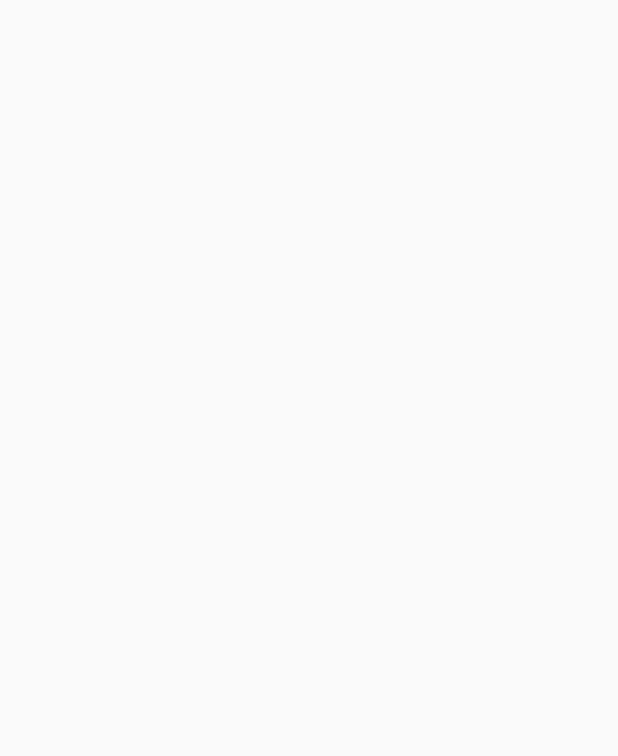
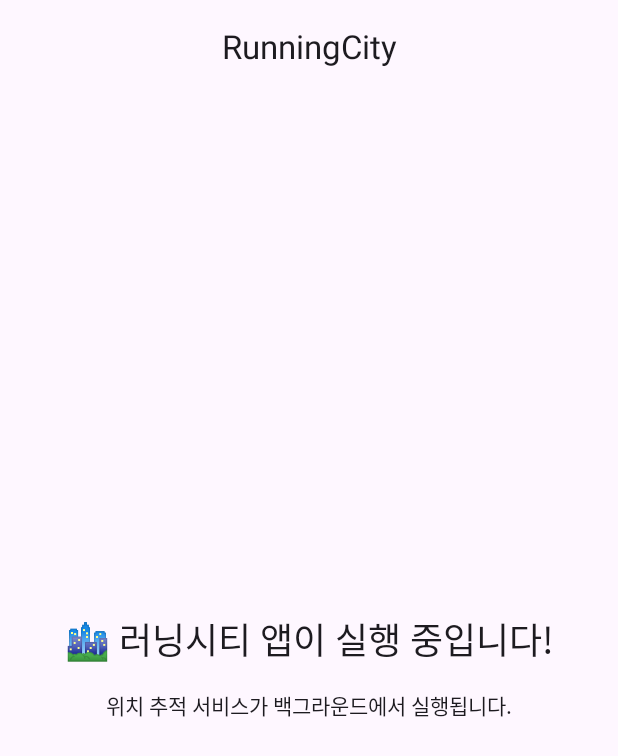
Before and after one commit to jihoo1018/runningcity, an Android app built with Jetpack Compose: the screen it shows after launch (MainActivity), on a phone screen of 412 x 824 dp. Before the commit the part shown is empty. Shown: the top 756 px of the screen. Run offline under Robolectric (Android 15) with nearby library versions, the phone set to English and light mode, and no system bars.

Commit message:
-Fix: GPS 송신 앱 설정관련 수정(빌드 실패 수정) - 작업중(S13P31A405-101)

```diff
--- a/android/app/src/main/java/com/runningcity/network/NetworkModule.kt
+++ b/android/app/src/main/java/com/runningcity/network/NetworkModule.kt
@@ -13,7 +13,7 @@
 object NetworkModule {
 
     // TODO: ngrok URL은 매번 새로 켤 때 갱신 필요
-    private const val BASE_URL = "https://castiel-propraetorial-hadlee.ngrok-free.dev"
+    private const val BASE_URL = "https://nonconjunctive-cami-outdoor.ngrok-free.dev"
 
     // OkHttpClient: 타임아웃 및 기본 설정
     private val okHttpClient = OkHttpClient.Builder()
--- a/android/app/src/main/java/com/runningcity/ui/MainActivity.kt
+++ b/android/app/src/main/java/com/runningcity/ui/MainActivity.kt
@@ -2,44 +2,71 @@
 
 import android.Manifest
 import android.content.Intent
+import android.os.Build
 import android.os.Bundle
 import androidx.activity.ComponentActivity
+import androidx.activity.compose.setContent
 import androidx.activity.result.contract.ActivityResultContracts
+import androidx.compose.foundation.layout.*
+import androidx.compose.material3.*
+import androidx.compose.runtime.*
+import androidx.compose.ui.Alignment
+import androidx.compose.ui.Modifier
+import androidx.compose.ui.unit.dp
 import com.runningcity.location.LocationService
 
-/**
- * MainActivity
- * - 앱 진입점(Activity)
- * - 위치 권한 요청 및 ForegroundService(LocationService) 실행 담당
- */
 class MainActivity : ComponentActivity() {
 
-    // 요청할 권한 목록 정의 (Android 10+에서는 ForegroundService 권한도 필요)
     private val permissions = arrayOf(
-        Manifest.permission.ACCESS_FINE_LOCATION,   // 정확한 위치 (GPS)
-        Manifest.permission.ACCESS_COARSE_LOCATION, // 대략적 위치 (Wi-Fi, 셀룰러)
-        Manifest.permission.FOREGROUND_SERVICE      // ForegroundService 실행 허용
+        Manifest.permission.ACCESS_FINE_LOCATION,
+        Manifest.permission.ACCESS_COARSE_LOCATION,
+        Manifest.permission.FOREGROUND_SERVICE
     )
 
-    // ActivityResult API를 이용해 권한 요청 결과 처리
     private val permissionLauncher = registerForActivityResult(
         ActivityResultContracts.RequestMultiplePermissions()
     ) { result ->
-        val granted = result.values.all { it } // 모든 권한이 허용되었는지 검사
+        val granted = result.values.all { it }
         if (granted) startLocationService()
     }
 
     override fun onCreate(savedInstanceState: Bundle?) {
         super.onCreate(savedInstanceState)
-        // 앱 실행 시 권한 요청 시작
+
         permissionLauncher.launch(permissions)
+
+        setContent {
+            RunningCityMainScreen()
+        }
     }
 
-    /**
-     * ForegroundService(LocationService)를 실행하는 함수
-     */
     private fun startLocationService() {
         val intent = Intent(this, LocationService::class.java)
-        startForegroundService(intent) // 앱이 백그라운드여도 실행 유지
+        if (Build.VERSION.SDK_INT >= Build.VERSION_CODES.O)
+            startForegroundService(intent)
+        else
+            startService(intent)
     }
 }
+
+@OptIn(ExperimentalMaterial3Api::class)
+@Composable
+fun RunningCityMainScreen() {
+    Scaffold(
+        topBar = {
+            CenterAlignedTopAppBar(title = { Text("RunningCity") })
+        }
+    ) { innerPadding ->
+        Column(
+            modifier = Modifier
+                .fillMaxSize()
+                .padding(innerPadding),
+            horizontalAlignment = Alignment.CenterHorizontally,
+            verticalArrangement = Arrangement.Center
+        ) {
+            Text("🏙️ 러닝시티 앱이 실행 중입니다!", style = MaterialTheme.typography.headlineSmall)
+            Spacer(modifier = Modifier.height(16.dp))
+            Text("위치 추적 서비스가 백그라운드에서 실행됩니다.")
+        }
+    }
+}
```
Also changed, not shown: android/app/build.gradle.kts (+13 -5 lines), android/settings.gradle.kts (+2 -8 lines), android/wearos/build.gradle.kts (+12 -6 lines).
